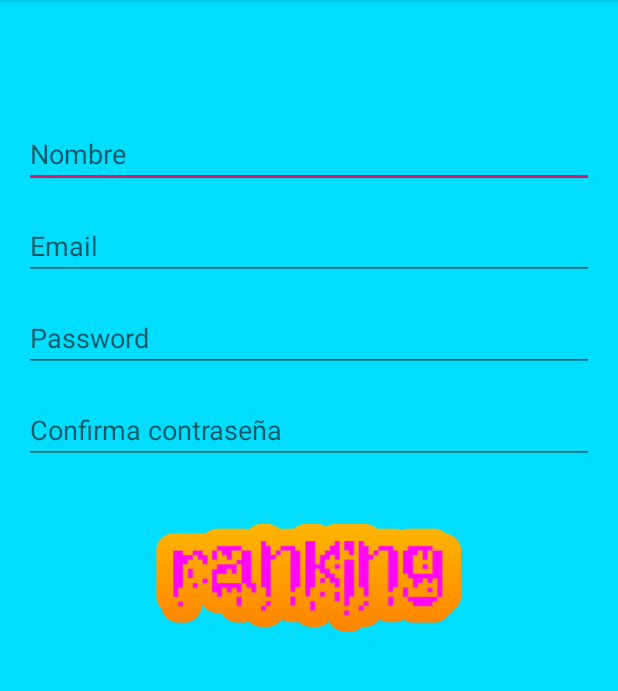
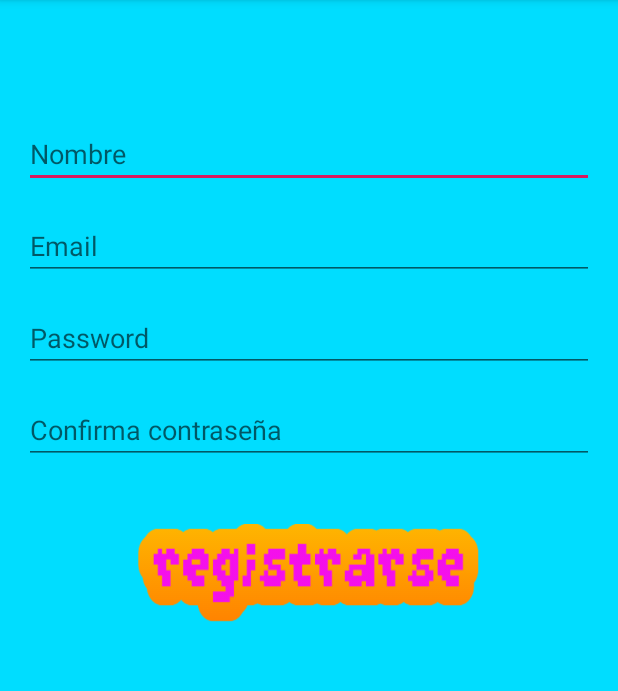
Before and after one commit to socra14/killunicorn, an Android app: the registroactivity screen opened directly, with no data from a screen before it, on a phone screen of 412 x 824 dp, the part 84-775 px from its top. Run offline under Robolectric (Android 15) with nearby library versions, the phone set to English and light mode, and no system bars; our stand-ins replace Firebase (no records; nobody signed in at launch, a user with empty details on screens opened directly).

Commit message:
16-10-2019
nueva fuente

```diff
--- a/app/src/main/res/layout/activity_main.xml
+++ b/app/src/main/res/layout/activity_main.xml
@@ -22,11 +22,11 @@
 
     <Button
         android:id="@+id/btnIrAregistrar"
-        android:layout_width="150dp"
+        android:layout_width="179dp"
         android:layout_height="70dp"
         android:layout_marginEnd="8dp"
         android:layout_marginRight="8dp"
-        android:background="@drawable/ranking"
+        android:background="@drawable/registrarse"
         android:textColor="@color/common_google_signin_btn_text_dark_default"
         app:layout_constraintBottom_toBottomOf="@+id/btnPlay"
         app:layout_constraintEnd_toEndOf="parent"
--- a/app/src/main/res/layout/activity_pantallainicio.xml
+++ b/app/src/main/res/layout/activity_pantallainicio.xml
@@ -9,12 +9,12 @@
 
     <ImageView
         android:id="@+id/imageView2"
-        android:layout_width="wrap_content"
-        android:layout_height="wrap_content"
+        android:layout_width="408dp"
+        android:layout_height="132dp"
         app:layout_constraintBottom_toBottomOf="parent"
         app:layout_constraintStart_toStartOf="parent"
         app:layout_constraintTop_toTopOf="parent"
-        app:layout_constraintVertical_bias="0.159"
+        app:layout_constraintVertical_bias="0.125"
         app:srcCompat="@drawable/titulo" />
 
     <Button
--- a/app/src/main/res/layout/activity_registroactivity.xml
+++ b/app/src/main/res/layout/activity_registroactivity.xml
@@ -71,11 +71,12 @@
 
             <Button
                 android:id="@+id/btnregistro"
-                android:layout_width="203dp"
-                android:layout_height="72dp"
+                android:layout_width="227dp"
+                android:layout_height="65dp"
                 android:layout_gravity="center"
                 android:layout_marginTop="40dp"
-                android:background="@drawable/ranking"
+                android:background="@drawable/registrarse"
+
                 android:textColor="@android:color/background_light" />
         </LinearLayout>
     </ScrollView>
```
Also changed, not shown: app/src/main/res/drawable-v24/duck.png (deleted), app/src/main/res/drawable-v24/duck_clicked.png (deleted), app/src/main/res/drawable-v24/play.png (deleted), app/src/main/res/drawable-v24/play1.png, app/src/main/res/drawable-v24/ranking.png, app/src/main/res/drawable-v24/registrarse.png (added), app/src/main/res/drawable-v24/titulo.png, app/src/main/res/drawable/title.png (deleted).
